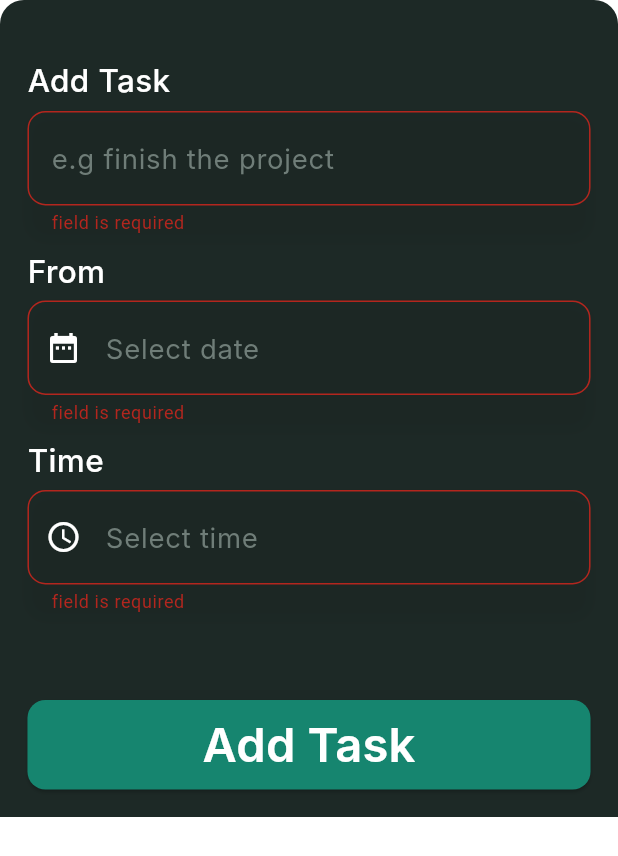
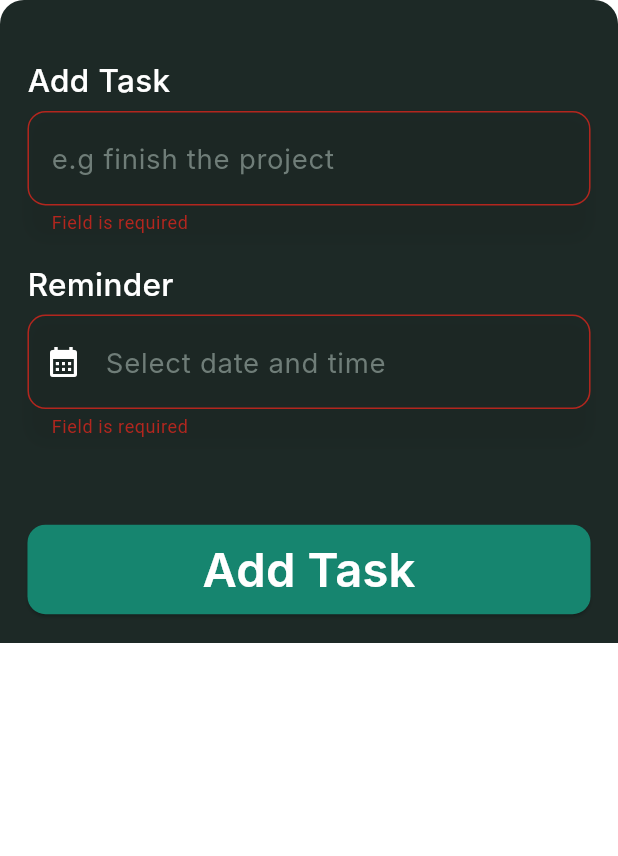
Before and after one commit to dragoncoder11/life_cycle, a Flutter app: the ShowTaskModelSheetBody widget shown alone on an empty page, opened directly, after a tap on "Add Task", on a phone screen of 412 x 824 dp. Shown: the top 856 px of the screen. Run offline on Flutter 3.47's test engine with Material 3 defaults, Android fonts, the phone set to English and light mode, and no system bars; our stand-ins replace bloc, flutter_bloc, flutter_local_notifications, flutter_screenutil, flutter_timezone, hive and 3 more; missing offline and left inert: alarm; accounts and stored records are empty; Roboto replaces fonts that are missing (Inter).

Commit message:
make the 2 text fields in add task in just one field

```diff
--- a/lib/features/tasks/view/widgets/show_task_model_sheet_body.dart
+++ b/lib/features/tasks/view/widgets/show_task_model_sheet_body.dart
@@ -1,12 +1,13 @@
-
 import 'package:flutter/material.dart';
 import 'package:flutter_bloc/flutter_bloc.dart';
 import 'package:flutter_screenutil/flutter_screenutil.dart';
+
 import 'package:life_cycle/core/helper/spacing.dart';
 import 'package:life_cycle/core/theme/app_colors.dart';
 import 'package:life_cycle/core/theme/app_text_styles.dart';
 import 'package:life_cycle/core/widgets/custom_button.dart';
 import 'package:life_cycle/core/widgets/custom_text_form_field.dart';
+
 import 'package:life_cycle/features/tasks/data/models/task_model.dart';
 import 'package:life_cycle/features/tasks/logic/add_task/add_task_cubit.dart';
 import 'package:life_cycle/features/tasks/logic/get_tasks/tasks_cubit.dart';
@@ -16,7 +17,7 @@ class ShowTaskModelSheetBody extends StatelessWidget {
 
   @override
   Widget build(BuildContext context) {
-    final cubit = BlocProvider.of<AddTaskCubit>(context);
+    final cubit = context.read<AddTaskCubit>();
 
     return Container(
       decoration: const BoxDecoration(
@@ -29,7 +30,7 @@ class ShowTaskModelSheetBody extends StatelessWidget {
       child: Padding(
         padding: EdgeInsets.only(
           top: 32.h,
-          bottom: 16.w,
+          bottom: 16.h,
           left: 16.w,
           right: 16.w,
         ),
@@ -40,6 +41,7 @@ class ShowTaskModelSheetBody extends StatelessWidget {
             child: Column(
               crossAxisAlignment: CrossAxisAlignment.start,
               children: [
+                // Task Title
                 Text(
                   'Add Task',
                   style: AppTextStyles.interWhite(
@@ -59,28 +61,29 @@ class ShowTaskModelSheetBody extends StatelessWidget {
                   controller: cubit.titleController,
                   validate: (value) {
                     if (value == null || value.trim().isEmpty) {
-                      return 'field is required';
+                      return 'Field is required';
                     }
 
                     return null;
                   },
                 ),
 
-                verticalSpace(6.h),
+                verticalSpace(12.h),
 
+                // Date And Time
                 Text(
-                  'From',
+                  'Reminder',
                   style: AppTextStyles.interWhite(
                     16,
                     FontWeight.w500,
                   ),
                 ),
 
-                verticalSpace(4),
+                verticalSpace(4.h),
 
                 CustomTextFormField(
                   onTap: () {
-                    cubit.pickedTheDate(
+                    cubit.pickedDateTime(
                       cubit.startDateController,
                       context,
                     );
@@ -89,57 +92,17 @@ class ShowTaskModelSheetBody extends StatelessWidget {
                     16,
                     FontWeight.w600,
                   ),
-                  hintText: 'Select date',
+                  hintText: 'Select date and time',
                   maxLines: 1,
                   prefixIcon: Icon(
-                    Icons.date_range,
+                    Icons.calendar_month,
                     color: AppColors.background,
                   ),
                   controller: cubit.startDateController,
                   readOnly: true,
                   validate: (value) {
                     if (value == null || value.trim().isEmpty) {
-                      return 'field is required';
-                    }
-
-                    return null;
-                  },
-                ),
-
-                verticalSpace(6.h),
-
-                Text(
-                  'Time',
-                  style: AppTextStyles.interWhite(
-                    16,
-                    FontWeight.w500,
-                  ),
-                ),
-
-                verticalSpace(4),
-
-                CustomTextFormField(
-                  onTap: () {
-                    cubit.pickedTheTime(
-                      cubit.endDateController,
-                      context,
-                    );
-                  },
-                  textStyle: AppTextStyles.interWhite(
-                    16,
-                    FontWeight.w600,
-                  ),
-                  hintText: 'Select time',
-                  maxLines: 1,
-                  prefixIcon: Icon(
-                    Icons.schedule,
-                    color: AppColors.background,
-                  ),
-                  controller: cubit.endDateController,
-                  readOnly: true,
-                  validate: (value) {
-                    if (value == null || value.trim().isEmpty) {
-                      return 'field is required';
+                      return 'Field is required';
                     }
 
                     return null;
@@ -148,6 +111,7 @@ class ShowTaskModelSheetBody extends StatelessWidget {
 
                 verticalSpace(40.h),
 
+                // Add Task Button
                 BlocConsumer<AddTaskCubit, AddTaskState>(
                   listener: (context, state) {
                     if (state is AddTaskFailure) {
@@ -156,10 +120,9 @@ class ShowTaskModelSheetBody extends StatelessWidget {
                           content: Text(state.errMessage),
                         ),
                       );
-                    }
+                    }if (state is AddTaskSuccess) {
+                      context.read<TasksCubit>().fetchTasks();
 
-                    if (state is AddTaskSuccess) {
-                      context.read<TasksCubit>().fetchTasks();
                       Navigator.pop(context);
                     }
                   },
@@ -177,7 +140,7 @@ class ShowTaskModelSheetBody extends StatelessWidget {
 
                         try {
                           endTime = cubit.getSelectedDateTime();
-                        } catch (_) {
+                        } catch (e) {
                           ScaffoldMessenger.of(context).showSnackBar(
                             const SnackBar(
                               content: Text(
@@ -185,16 +148,19 @@ class ShowTaskModelSheetBody extends StatelessWidget {
                               ),
                             ),
                           );
+
                           return;
                         }
+
                         if (!endTime.isAfter(DateTime.now())) {
                           ScaffoldMessenger.of(context).showSnackBar(
                             const SnackBar(
                               content: Text(
-                                'Please select a time in the future',
+                                'Please select a future date and time',
                               ),
                             ),
                           );
+
                           return;
                         }
 
```
Also changed, not shown: lib/features/tasks/logic/add_task/add_task_cubit.dart (+149 -71 lines).
